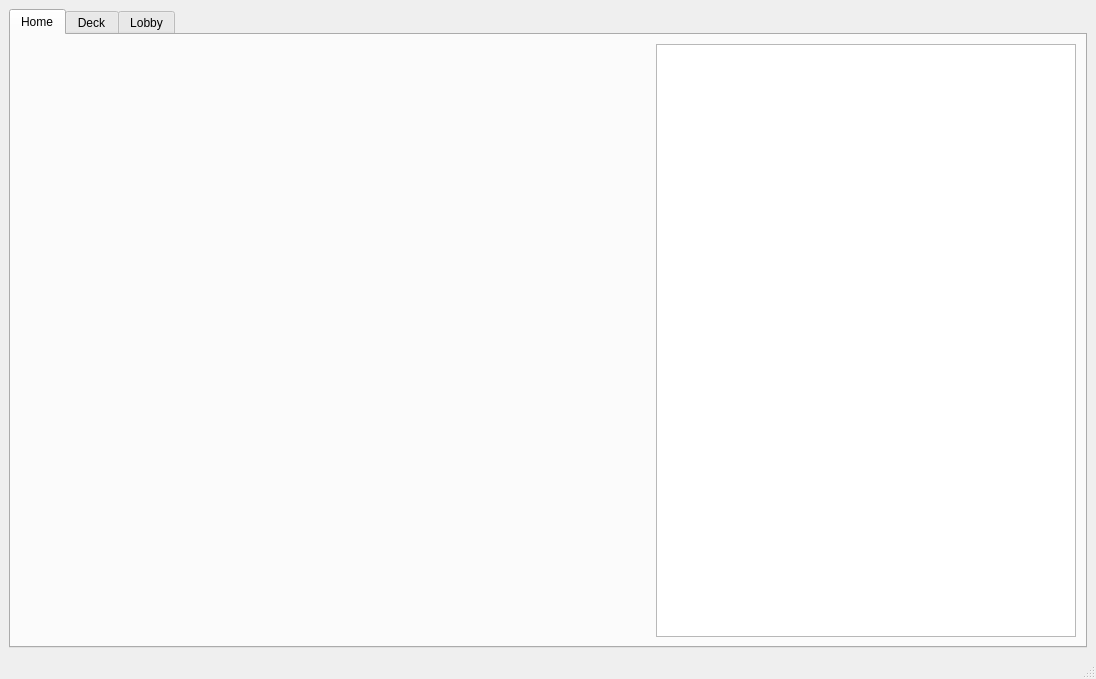
The window that mainwindow.ui (MoatazHellal/Landspire) describes before a commit, drawn with Qt 5.
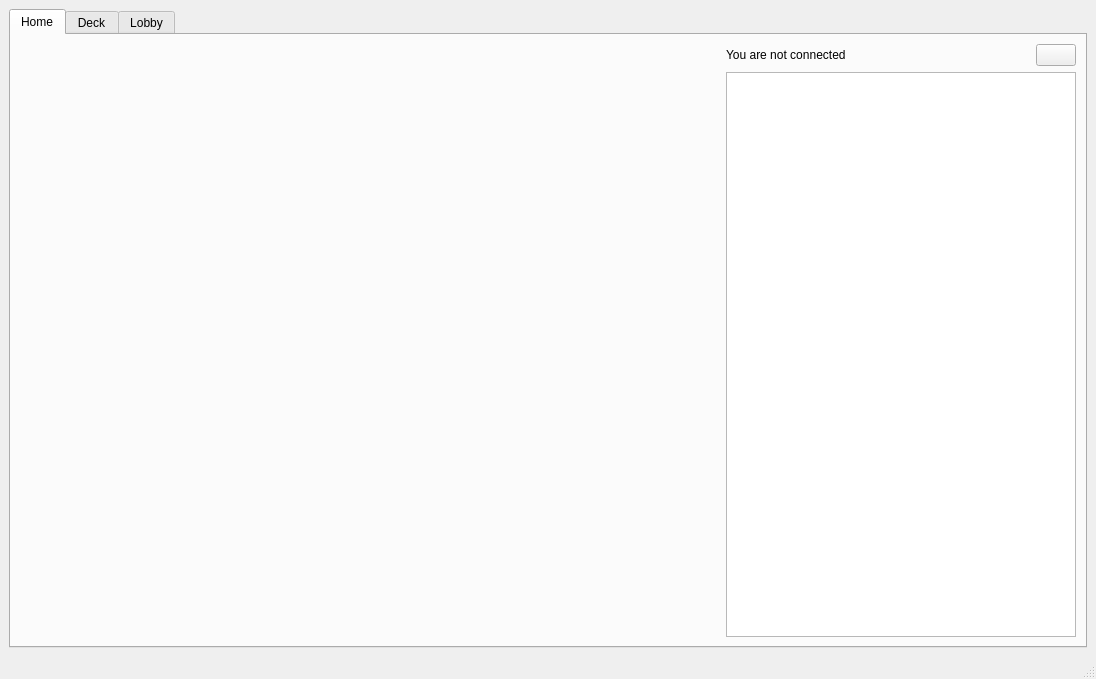
The same window after the commit. Icons and pictures are not drawn.

Commit message: Added connection status label and connected users list refresh button

What changed in the file:
```diff
--- a/mainwindow.ui
+++ b/mainwindow.ui
@@ -30,7 +30,7 @@
        <attribute name="title">
         <string>Home</string>
        </attribute>
-       <layout class="QHBoxLayout" name="horizontalLayout_2" stretch="3,2">
+       <layout class="QHBoxLayout" name="horizontalLayout_2" stretch="2,1">
         <item>
          <widget class="QLabel" name="label">
           <property name="text">
@@ -39,7 +39,36 @@
          </widget>
         </item>
         <item>
-         <widget class="QListView" name="ConnectedUsersHome"/>
+         <layout class="QVBoxLayout" name="verticalLayout_4" stretch="1,20">
+          <item>
+           <layout class="QHBoxLayout" name="horizontalLayout_4" stretch="10,1">
+            <item>
+             <widget class="QLabel" name="StatusLabel">
+              <property name="text">
+               <string>You are not connected</string>
+              </property>
+             </widget>
+            </item>
+            <item>
+             <widget class="QPushButton" name="RefreshButton">
+              <property name="text">
+               <string/>
+              </property>
+             </widget>
+            </item>
+           </layout>
+          </item>
+          <item>
+           <widget class="QListView" name="ConnectedUsersHome">
+            <property name="font">
+             <font>
+              <family>Segoe UI</family>
+              <pointsize>9</pointsize>
+             </font>
+            </property>
+           </widget>
+          </item>
+         </layout>
         </item>
        </layout>
       </widget>
```
Left out of the diff: 12 changed lines with no effect on the pictures. The commit also changes 21 other files.
